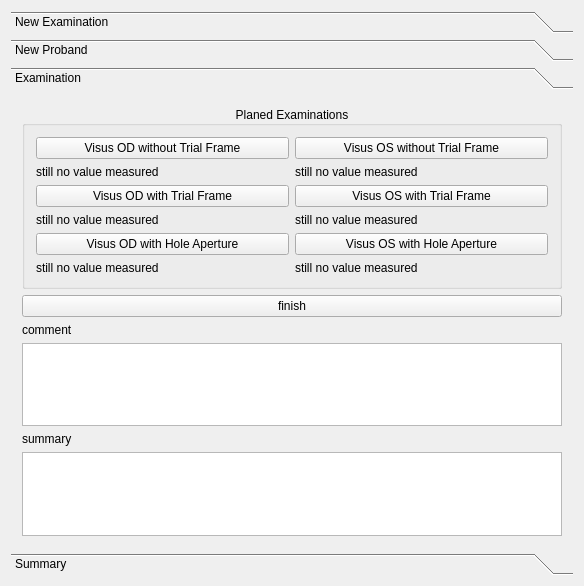
Old version of the form mainwidget.ui in the repository TPeschel/VisusTestWrapperQt.
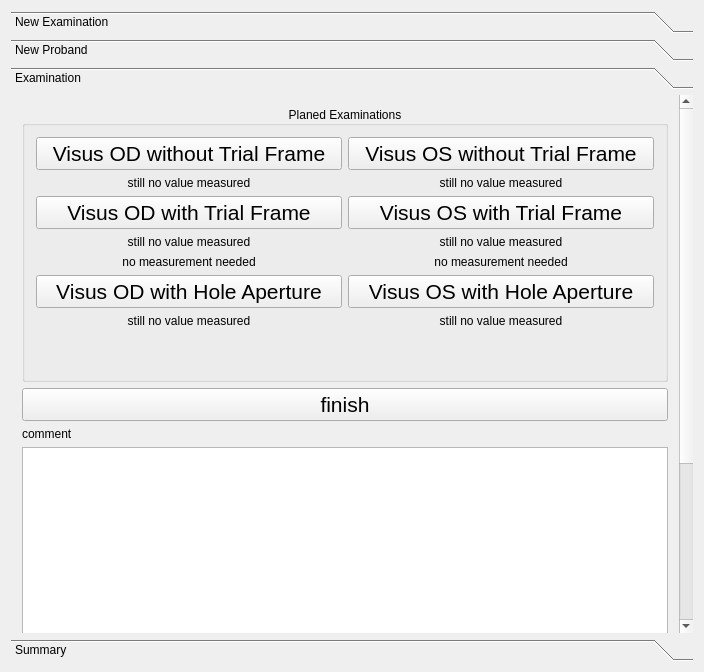
New version of the form. The open tabs and pages were chosen to show the change.

The edit to the form file:
```diff
--- a/mainwidget.ui
+++ b/mainwidget.ui
@@ -6,8 +6,8 @@
    <rect>
     <x>0</x>
     <y>0</y>
-    <width>584</width>
-    <height>586</height>
+    <width>704</width>
+    <height>672</height>
    </rect>
   </property>
   <property name="font">
@@ -176,8 +176,8 @@
        <rect>
         <x>0</x>
         <y>0</y>
-        <width>566</width>
-        <height>456</height>
+        <width>686</width>
+        <height>773</height>
        </rect>
       </property>
       <attribute name="label">
@@ -186,6 +186,11 @@
       <layout class="QGridLayout" name="gridLayout_6">
        <item row="1" column="0">
         <widget class="QPushButton" name="pushButtonFinishExamination">
+         <property name="font">
+          <font>
+           <pointsize>16</pointsize>
+          </font>
+         </property>
          <property name="text">
           <string>finish</string>
          </property>
@@ -215,6 +220,9 @@
             <property name="text">
              <string>still no value measured</string>
             </property>
+            <property name="alignment">
+             <set>Qt::AlignCenter</set>
+            </property>
            </widget>
           </item>
           <item row="12" column="2">
@@ -235,17 +243,34 @@
             <property name="text">
              <string>still no value measured</string>
             </property>
+            <property name="alignment">
+             <set>Qt::AlignCenter</set>
+            </property>
            </widget>
           </item>
           <item row="6" column="2">
-           <widget class="QLabel" name="label_2">
+           <widget class="QLabel" name="labelOSWithHoleAperture">
             <property name="text">
              <string>still no value measured</string>
             </property>
+            <property name="alignment">
+             <set>Qt::AlignCenter</set>
+            </property>
            </widget>
           </item>
           <item row="0" column="1">
            <widget class="QPushButton" name="pushButtonODWithoutTrialFrame">
+            <property name="sizePolicy">
+             <sizepolicy hsizetype="Minimum" vsizetype="Fixed">
+              <horstretch>0</horstretch>
+              <verstretch>0</verstretch>
+             </sizepolicy>
+            </property>
+            <property name="font">
+             <font>
+              <pointsize>16</pointsize>
+             </font>
+            </property>
             <property name="text">
              <string>Visus OD without Trial Frame</string>
             </property>
@@ -253,6 +278,11 @@
           </item>
           <item row="5" column="1">
            <widget class="QPushButton" name="pushButtonODWithHoleAperture">
+            <property name="font">
+             <font>
+              <pointsize>16</pointsize>
+             </font>
+            </property>
             <property name="text">
              <string>Visus OD with Hole Aperture</string>
             </property>
@@ -263,6 +293,9 @@
             <property name="text">
              <string>still no value measured</string>
             </property>
+            <property name="alignment">
+             <set>Qt::AlignCenter</set>
+            </property>
            </widget>
           </item>
           <item row="3" column="2">
@@ -270,10 +303,18 @@
             <property name="text">
              <string>still no value measured</string>
             </property>
+            <property name="alignment">
+             <set>Qt::AlignCenter</set>
+            </property>
            </widget>
           </item>
           <item row="5" column="2">
            <widget class="QPushButton" name="pushButtonOSWithHoleAperture">
+            <property name="font">
+             <font>
+              <pointsize>16</pointsize>
+             </font>
+            </property>
             <property name="text">
              <string>Visus OS with Hole Aperture</string>
             </property>
@@ -281,6 +322,23 @@
           </item>
           <item row="0" column="2">
            <widget class="QPushButton" name="pushButtonOSWithoutTrialFrame">
+            <property name="sizePolicy">
+             <sizepolicy hsizetype="Minimum" vsizetype="Fixed">
+              <horstretch>0</horstretch>
+              <verstretch>0</verstretch>
+             </sizepolicy>
+            </property>
+            <property name="baseSize">
+             <size>
+              <width>0</width>
+              <height>0</height>
+             </size>
+            </property>
+            <property name="font">
+             <font>
+              <pointsize>16</pointsize>
+             </font>
+            </property>
             <property name="text">
              <string>Visus OS without Trial Frame</string>
             </property>
@@ -288,6 +346,11 @@
           </item>
           <item row="2" column="2">
            <widget class="QPushButton" name="pushButtonOSWithTrialFrame">
+            <property name="font">
+             <font>
+              <pointsize>16</pointsize>
+             </font>
+            </property>
             <property name="text">
              <string>Visus OS with Trial Frame</string>
             </property>
@@ -298,15 +361,49 @@
             <property name="text">
              <string>still no value measured</string>
             </property>
+            <property name="alignment">
+             <set>Qt::AlignCenter</set>
+            </property>
            </widget>
           </item>
           <item row="2" column="1">
            <widget class="QPushButton" name="pushButtonODWithTrialFrame">
+            <property name="font">
+             <font>
+              <pointsize>16</pointsize>
+             </font>
+            </property>
             <property name="text">
              <string>Visus OD with Trial Frame</string>
             </property>
            </widget>
           </item>
+          <item row="4" column="1">
+           <widget class="QLabel" name="labelODWithHoleApertureMsg">
+            <property name="text">
+             <string>no measurement needed</string>
+            </property>
+            <property name="alignment">
+             <set>Qt::AlignCenter</set>
+            </property>
+            <property name="wordWrap">
+             <bool>true</bool>
+            </property>
+           </widget>
+          </item>
+          <item row="4" column="2">
+           <widget class="QLabel" name="label_2">
+            <property name="text">
+             <string>no measurement needed</string>
+            </property>
+            <property name="alignment">
+             <set>Qt::AlignCenter</set>
+            </property>
+            <property name="wordWrap">
+             <bool>true</bool>
+            </property>
+           </widget>
+          </item>
          </layout>
         </widget>
        </item>
```
Left out of the diff: 22 changed lines with no effect on the pictures.
